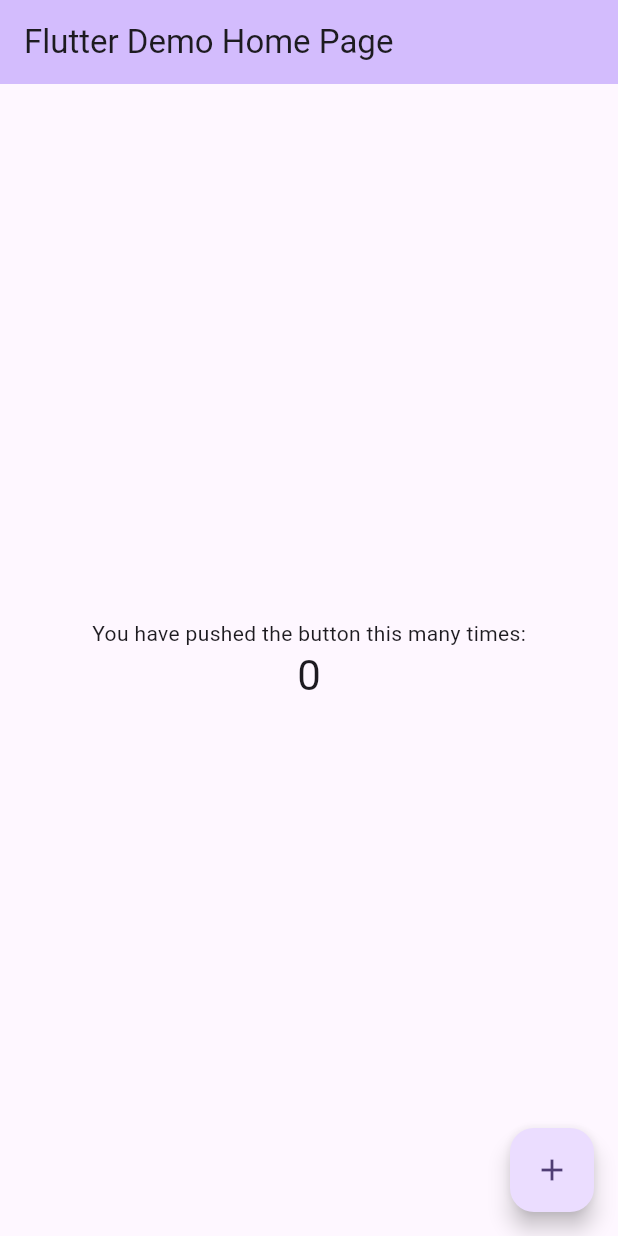
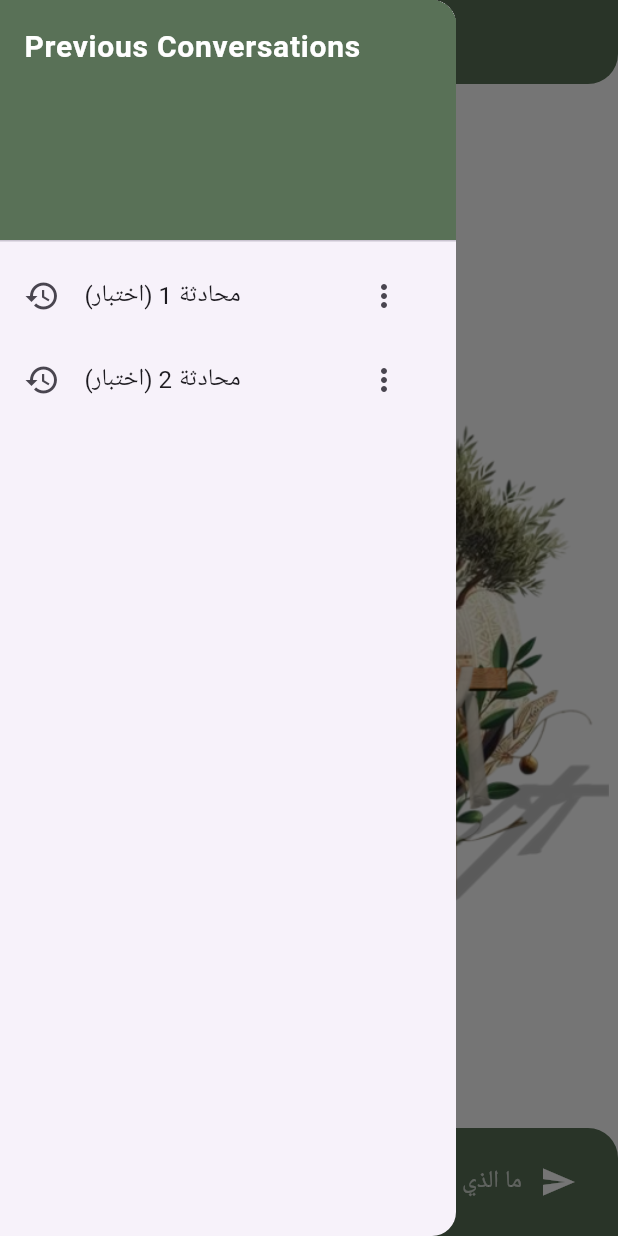
Before and after one commit to ahmadbudz/PALLAM, a Flutter app: the screen it shows after launch, with the side drawer open (before the commit the screen has no drawer), on a phone screen of 412 x 824 dp. Run offline on Flutter 3.47's test engine with Material 3 defaults, Android fonts, the phone set to English and light mode, and no system bars; our stand-ins replace sqflite; accounts and stored records are empty.

Commit message:
FrontEnd Version 1

```diff
--- a/lib/main.dart
+++ b/lib/main.dart
@@ -7,116 +7,236 @@ void main() {
 class MyApp extends StatelessWidget {
   const MyApp({super.key});
 
-  // This widget is the root of your application.
   @override
   Widget build(BuildContext context) {
     return MaterialApp(
-      title: 'Flutter Demo',
-      theme: ThemeData(
-        // This is the theme of your application.
-        //
-        // TRY THIS: Try running your application with "flutter run". You'll see
-        // the application has a purple toolbar. Then, without quitting the app,
-        // try changing the seedColor in the colorScheme below to Colors.green
-        // and then invoke "hot reload" (save your changes or press the "hot
-        // reload" button in a Flutter-supported IDE, or press "r" if you used
-        // the command line to start the app).
-        //
-        // Notice that the counter didn't reset back to zero; the application
-        // state is not lost during the reload. To reset the state, use hot
-        // restart instead.
-        //
-        // This works for code too, not just values: Most code changes can be
-        // tested with just a hot reload.
-        colorScheme: ColorScheme.fromSeed(seedColor: Colors.deepPurple),
-      ),
-      home: const MyHomePage(title: 'Flutter Demo Home Page'),
+      title: 'PALLAM Chatbot',
+      debugShowCheckedModeBanner: false,
+      theme: ThemeData(primaryColor: const Color(0xFF597157)),
+      home: const ChatScreen(),
     );
   }
 }
 
-class MyHomePage extends StatefulWidget {
-  const MyHomePage({super.key, required this.title});
-
-  // This widget is the home page of your application. It is stateful, meaning
-  // that it has a State object (defined below) that contains fields that affect
-  // how it looks.
-
-  // This class is the configuration for the state. It holds the values (in this
-  // case the title) provided by the parent (in this case the App widget) and
-  // used by the build method of the State. Fields in a Widget subclass are
-  // always marked "final".
-
-  final String title;
+class ChatScreen extends StatefulWidget {
+  const ChatScreen({super.key});
 
   @override
-  State<MyHomePage> createState() => _MyHomePageState();
+  State<ChatScreen> createState() => _ChatScreenState();
 }
 
-class _MyHomePageState extends State<MyHomePage> {
-  int _counter = 0;
+class _ChatScreenState extends State<ChatScreen> {
+  final TextEditingController _controller = TextEditingController();
+  final List<String> _userMessages = [];
+  final List<String> _conversations = ['محادثة 1 (اختبار)', 'محادثة 2 (اختبار)'];
 
-  void _incrementCounter() {
+  void _handleSend() {
+    final text = _controller.text.trim();
+    if (text.isEmpty) return;
+
     setState(() {
-      // This call to setState tells the Flutter framework that something has
-      // changed in this State, which causes it to rerun the build method below
-      // so that the display can reflect the updated values. If we changed
-      // _counter without calling setState(), then the build method would not be
-      // called again, and so nothing would appear to happen.
-      _counter++;
+      _userMessages.add(text);
+      _controller.clear();
     });
+  }
+
+  void _renameConversation(int index) async {
+    final TextEditingController renameController =
+        TextEditingController(text: _conversations[index]);
+    final String? newName = await showDialog<String>(
+      context: context,
+      builder: (BuildContext context) {
+        return AlertDialog(
+          title: const Text('Rename Conversation'),
+          content: TextField(
+            controller: renameController,
+            autofocus: true,
+            decoration: const InputDecoration(hintText: 'Enter new name'),
+          ),
+          actions: [
+            TextButton(
+              onPressed: () => Navigator.pop(context, null),
+              child: const Text('Cancel'),
+            ),
+            ElevatedButton(
+              onPressed: () =>
+                  Navigator.pop(context, renameController.text.trim()),
+              child: const Text('Rename'),
+            ),
+          ],
+        );
+      },
+    );
+
+    if (newName != null && newName.isNotEmpty) {
+      setState(() {
+        _conversations[index] = newName;
+      });
+    }
+  }
+
+  void _deleteConversation(int index) {
+    showDialog(
+      context: context,
+      builder: (BuildContext context) => AlertDialog(
+        title: const Text('Delete Conversation'),
+        content: const Text('Are you sure you want to delete this conversation?'),
+        actions: [
+          TextButton(
+            onPressed: () => Navigator.pop(context),
+            child: const Text('Cancel'),
+          ),
+          ElevatedButton(
+            onPressed: () {
+              setState(() {
+                _conversations.removeAt(index);
+              });
+              Navigator.pop(context);
+            },
+            child: const Text('Delete'),
+          ),
+        ],
+      ),
+    );
   }
 
   @override
   Widget build(BuildContext context) {
-    // This method is rerun every time setState is called, for instance as done
-    // by the _incrementCounter method above.
-    //
-    // The Flutter framework has been optimized to make rerunning build methods
-    // fast, so that you can just rebuild anything that needs updating rather
-    // than having to individually change instances of widgets.
     return Scaffold(
       appBar: AppBar(
-        // TRY THIS: Try changing the color here to a specific color (to
-        // Colors.amber, perhaps?) and trigger a hot reload to see the AppBar
-        // change color while the other colors stay the same.
-        backgroundColor: Theme.of(context).colorScheme.inversePrimary,
-        // Here we take the value from the MyHomePage object that was created by
-        // the App.build method, and use it to set our appbar title.
-        title: Text(widget.title),
+        leading: Builder(
+          builder: (BuildContext context) => IconButton(
+            icon: const Icon(Icons.menu, color: Colors.white),
+            onPressed: () => Scaffold.of(context).openDrawer(),
+          ),
+        ),
+        backgroundColor: const Color(0xFF597157),
+        title: const Text(
+          'ℙ𝔸𝕃𝕃𝔸𝕄',
+          style: TextStyle(
+            fontSize: 26,
+            fontWeight: FontWeight.bold,
+            letterSpacing: 2,
+            color: Colors.white,
+          ),
+        ),
+        centerTitle: true,
+        shape: const RoundedRectangleBorder(
+          borderRadius: BorderRadius.vertical(bottom: Radius.circular(20)),
+        ),
       ),
-      body: Center(
-        // Center is a layout widget. It takes a single child and positions it
-        // in the middle of the parent.
-        child: Column(
-          // Column is also a layout widget. It takes a list of children and
-          // arranges them vertically. By default, it sizes itself to fit its
-          // children horizontally, and tries to be as tall as its parent.
-          //
-          // Column has various properties to control how it sizes itself and
-          // how it positions its children. Here we use mainAxisAlignment to
-          // center the children vertically; the main axis here is the vertical
-          // axis because Columns are vertical (the cross axis would be
-          // horizontal).
-          //
-          // TRY THIS: Invoke "debug painting" (choose the "Toggle Debug Paint"
-          // action in the IDE, or press "p" in the console), to see the
-          // wireframe for each widget.
-          mainAxisAlignment: MainAxisAlignment.center,
-          children: <Widget>[
-            const Text('You have pushed the button this many times:'),
-            Text(
-              '$_counter',
-              style: Theme.of(context).textTheme.headlineMedium,
+      drawer: Drawer(
+        child: ListView(
+          padding: EdgeInsets.zero,
+          children: [
+            const DrawerHeader(
+              decoration: BoxDecoration(
+                color: Color(0xFF597157),
+              ),
+              child: Text(
+                'Previous Conversations',
+                style: TextStyle(
+                  color: Colors.white,
+                  fontSize: 20,
+                  fontWeight: FontWeight.bold,
+                ),
+              ),
             ),
+            for (int i = 0; i < _conversations.length; i++)
+              ListTile(
+                title: Text(_conversations[i]),
+                leading: const Icon(Icons.history),
+                trailing: PopupMenuButton<String>(
+                  onSelected: (value) {
+                    if (value == 'rename') {
+                      _renameConversation(i);
+                    } else if (value == 'delete') {
+                      _deleteConversation(i);
+                    }
+                  },
+                  itemBuilder: (BuildContext context) => [
+                    const PopupMenuItem(value: 'rename', child: Text('Rename')),
+                    const PopupMenuItem(value: 'delete', child: Text('Delete')),
+                  ],
+                ),
+              ),
           ],
         ),
       ),
-      floatingActionButton: FloatingActionButton(
-        onPressed: _incrementCounter,
-        tooltip: 'Increment',
-        child: const Icon(Icons.add),
-      ), // This trailing comma makes auto-formatting nicer for build methods.
+      backgroundColor: Colors.white,
+      body: Stack(
+        children: [
+          Positioned.fill(
+            child: Center(
+              child: Image.asset(
+                'images/palestine.png',
+                height: 400,
+                fit: BoxFit.cover,
+              ),
+            ),
+          ),
+          Column(
+            children: [
+              // Chat messages list
+              Expanded(
+                child: ListView.builder(
+                  padding: const EdgeInsets.all(16),
+                  reverse: true,
+                  itemCount: _userMessages.length,
+                  itemBuilder: (context, index) {
+                    final reversedIndex = _userMessages.length - 1 - index;
+                    return Align(
+                      alignment: Alignment.centerRight,
+                      child: Container(
+                        margin: const EdgeInsets.symmetric(vertical: 6),
+                        padding: const EdgeInsets.all(12),
+                        constraints: const BoxConstraints(maxWidth: 300),
+                        decoration: BoxDecoration(
+                          color: const Color(0xFF597157),
+                          borderRadius: BorderRadius.circular(15),
+                        ),
+                        child: Text(
+                          _userMessages[reversedIndex],
+                          style: const TextStyle(color: Colors.white),
+                        ),
+                      ),
+                    );
+                  },
+                ),
+              ),
+              // Input field
+              Container(
+                padding: const EdgeInsets.symmetric(horizontal: 16, vertical: 12),
+                decoration: const BoxDecoration(
+                  color: Color(0xFF597157),
+                  borderRadius: BorderRadius.vertical(top: Radius.circular(20)),
+                ),
+                child: Row(
+                  children: [
+                    Expanded(
+                      child: TextField(
+                        controller: _controller,
+                        textAlign: TextAlign.right,
+                        style: const TextStyle(color: Colors.white),
+                        decoration: const InputDecoration(
+                          hintText: 'ما الذي يدور في ذهنك حول جغرافية فلسطين؟',
+                          hintStyle: TextStyle(color: Colors.white70),
+                          border: InputBorder.none,
+                        ),
+                        onSubmitted: (_) => _handleSend(),
+                      ),
+                    ),
+                    IconButton(
+                      icon: const Icon(Icons.send, color: Colors.white),
+                      onPressed: _handleSend,
+                    ),
+                  ],
+                ),
+              ),
+            ],
+          ),
+        ],
+      ),
     );
   }
 }
--- a/pubspec.yaml
+++ b/pubspec.yaml
@@ -60,9 +60,9 @@ flutter:
   uses-material-design: true
 
   # To add assets to your application, add an assets section, like this:
-  # assets:
-  #   - images/a_dot_burr.jpeg
-  #   - images/a_dot_ham.jpeg
+  assets:
+    - images/
+
 
   # An image asset can refer to one or more resolution-specific "variants", see
   # https://flutter.dev/to/resolution-aware-images
```
Also changed, not shown: images/palestine.png (added).
